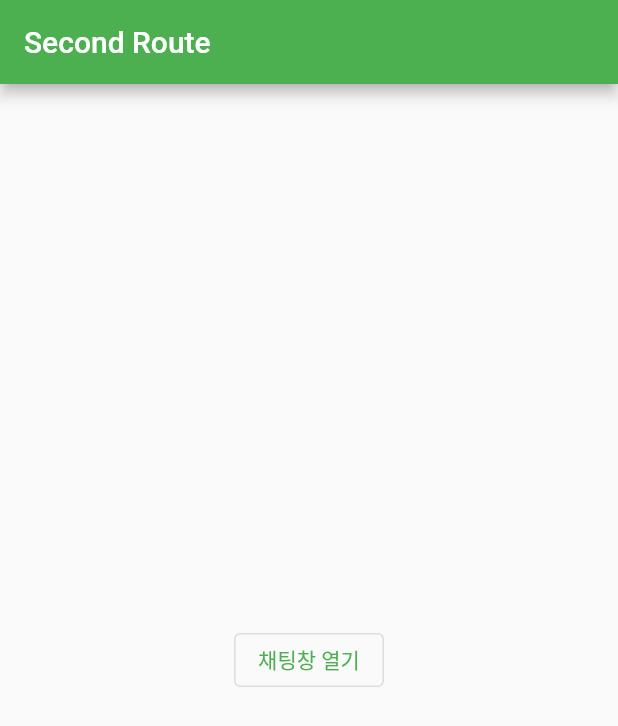
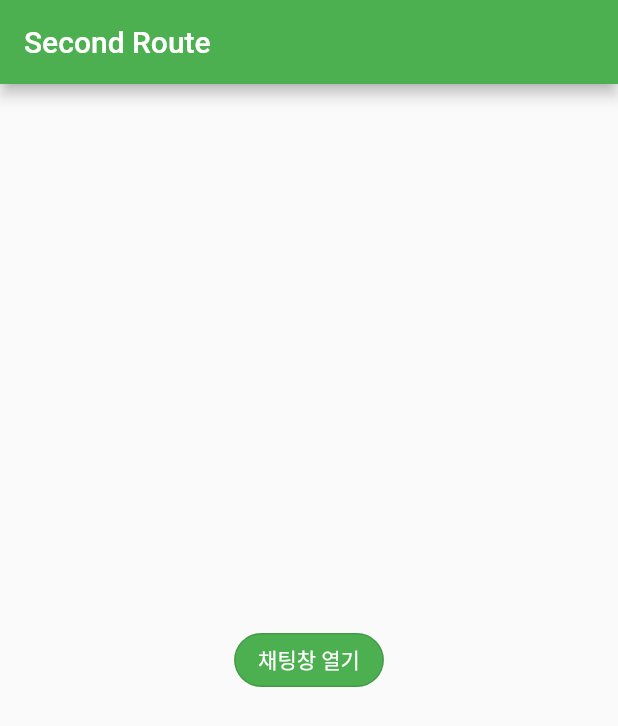
Before and after one commit to kimsbs/maiapa, a Flutter app: the screen it shows after launch, on a phone screen of 412 x 824 dp. Shown: the top 726 px of the screen. Run offline on Flutter 3.47's test engine with Material 2 defaults, Android fonts, the phone set to English and light mode, and no system bars; our stand-ins replace geolocator, google_maps_flutter, tuple.

Commit message:
Button Style

```diff
--- a/chat_pr/lib/main.dart
+++ b/chat_pr/lib/main.dart
@@ -45,7 +45,12 @@ class _HomePageState extends State<HomePage> {
             return Center(
               child: OutlinedButton(
                 child: Text("채팅창 열기"),
-                style: OutlinedButton.styleFrom(primary: Colors.green),
+                style: OutlinedButton.styleFrom(
+                  shape: StadiumBorder(),
+                    primary: Colors.white,
+                    backgroundColor: Colors.green,
+
+                ),
                 onPressed: () {
                   Press_Chat(context);
                 },
```
Also changed, not shown: chat_pr/asset/img/SScreen_2.png (added).
